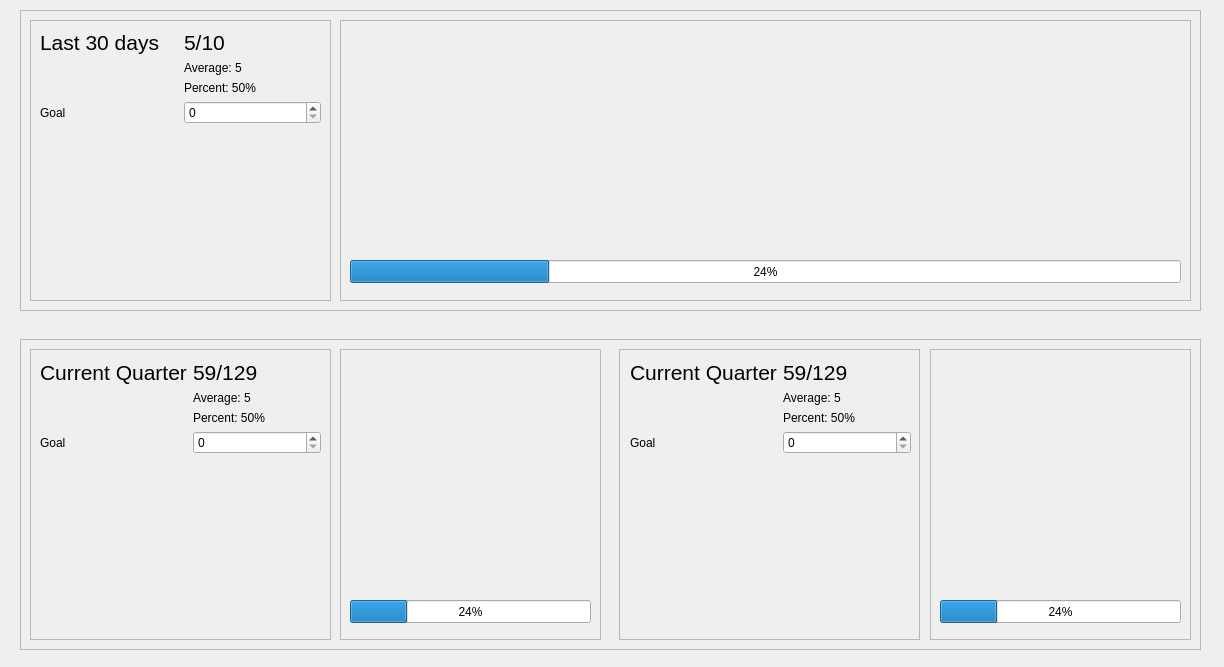
Qt form src/gui/ui/goalsview.ui (ravenvz/SprintTimer) before a commit.
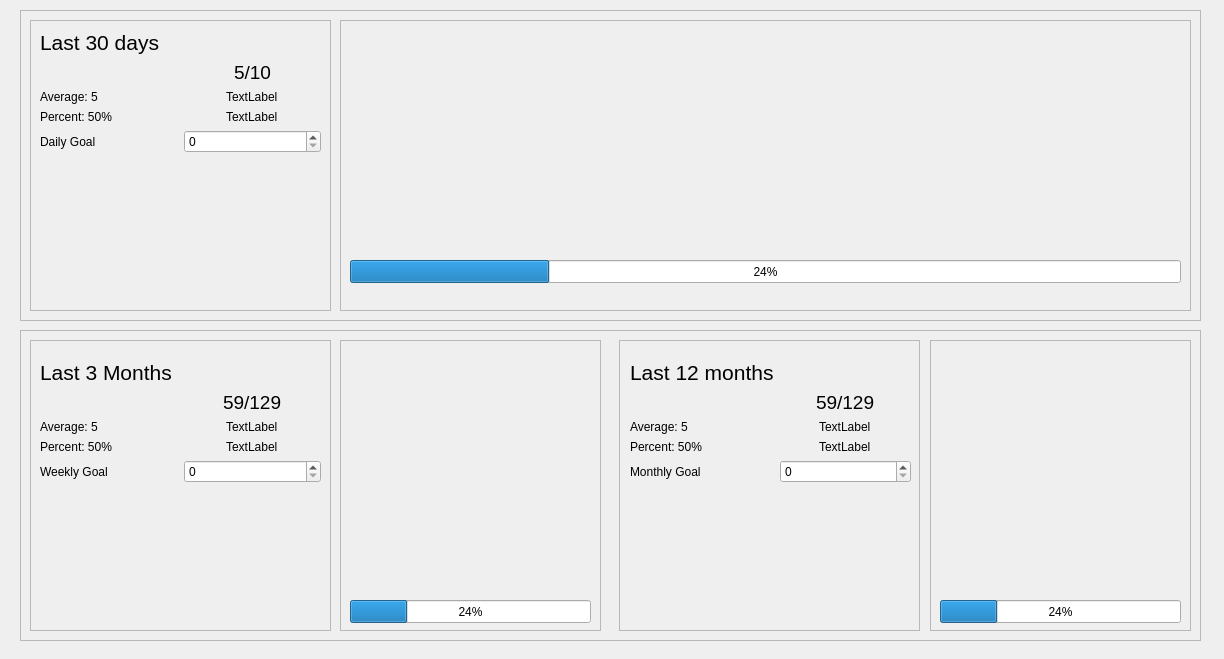
The same form after that commit.

Commit message: Change design of goalsview widget

What changed in the file:
```diff
--- a/src/gui/ui/goalsview.ui
+++ b/src/gui/ui/goalsview.ui
@@ -7,7 +7,7 @@
     <x>0</x>
     <y>0</y>
     <width>1224</width>
-    <height>667</height>
+    <height>659</height>
    </rect>
   </property>
   <property name="windowTitle">
@@ -34,25 +34,6 @@
     </rect>
    </property>
    <layout class="QGridLayout" name="gridLayout_2">
-    <item row="1" column="1">
-     <widget class="QLabel" name="label_4">
-      <property name="text">
-       <string>Average: 5</string>
-      </property>
-     </widget>
-    </item>
-    <item row="0" column="1">
-     <widget class="QLabel" name="label_3">
-      <property name="font">
-       <font>
-        <pointsize>16</pointsize>
-       </font>
-      </property>
-      <property name="text">
-       <string>5/10</string>
-      </property>
-     </widget>
-    </item>
     <item row="0" column="0">
      <widget class="QLabel" name="label">
       <property name="font">
@@ -65,24 +46,21 @@
       </property>
      </widget>
     </item>
-    <item row="3" column="0">
+    <item row="4" column="0">
      <widget class="QLabel" name="label_2">
       <property name="text">
-       <string>Goal</string>
+       <string>Daily Goal</string>
       </property>
      </widget>
     </item>
-    <item row="3" column="1">
-     <widget class="QSpinBox" name="spinBox"/>
-    </item>
-    <item row="2" column="1">
-     <widget class="QLabel" name="label_5">
-      <property name="text">
-       <string>Percent: 50%</string>
+    <item row="4" column="1">
+     <widget class="QSpinBox" name="spinBoxDailyGoal">
+      <property name="maximum">
+       <number>100</number>
       </property>
      </widget>
     </item>
-    <item row="4" column="0">
+    <item row="5" column="0">
      <spacer name="verticalSpacer">
       <property name="orientation">
        <enum>Qt::Vertical</enum>
@@ -95,6 +73,46 @@
       </property>
      </spacer>
     </item>
+    <item row="2" column="0">
+     <widget class="QLabel" name="label_4">
+      <property name="text">
+       <string>Average: 5</string>
+      </property>
+     </widget>
+    </item>
+    <item row="3" column="0">
+     <widget class="QLabel" name="label_5">
+      <property name="text">
+       <string>Percent: 50%</string>
+      </property>
+     </widget>
+    </item>
+    <item row="1" column="1" alignment="Qt::AlignHCenter">
+     <widget class="QLabel" name="labelTodayProgress">
+      <property name="font">
+       <font>
+        <pointsize>14</pointsize>
+       </font>
+      </property>
+      <property name="text">
+       <string>5/10</string>
+      </property>
+     </widget>
+    </item>
+    <item row="2" column="1" alignment="Qt::AlignHCenter">
+     <widget class="QLabel" name="labelLastMonthAverage">
+      <property name="text">
+       <string>TextLabel</string>
+      </property>
+     </widget>
+    </item>
+    <item row="3" column="1" alignment="Qt::AlignHCenter">
+     <widget class="QLabel" name="labelLastMonthPercentage">
+      <property name="text">
+       <string>TextLabel</string>
+      </property>
+     </widget>
+    </item>
    </layout>
   </widget>
   <widget class="QWidget" name="gridLayoutWidget_3">
@@ -107,55 +125,39 @@
     </rect>
    </property>
    <layout class="QGridLayout" name="gridLayout_3">
-    <item row="2" column="1">
-     <widget class="QLabel" name="label_9">
-      <property name="text">
-       <string>Percent: 50%</string>
-      </property>
-     </widget>
-    </item>
-    <item row="1" column="1">
-     <widget class="QLabel" name="label_8">
-      <property name="text">
-       <string>Average: 5</string>
-      </property>
-     </widget>
-    </item>
-    <item row="0" column="1">
-     <widget class="QLabel" name="label_7">
-      <property name="font">
-       <font>
-        <pointsize>16</pointsize>
-       </font>
-      </property>
-      <property name="text">
-       <string>59/129</string>
-      </property>
-     </widget>
-    </item>
     <item row="0" column="0">
      <widget class="QLabel" name="label_6">
+      <property name="sizePolicy">
+       <sizepolicy hsizetype="MinimumExpanding" vsizetype="Preferred">
+        <horstretch>0</horstretch>
+        <verstretch>0</verstretch>
+       </sizepolicy>
+      </property>
       <property name="font">
        <font>
         <pointsize>16</pointsize>
        </font>
       </property>
       <property name="text">
-       <string>Current Quarter</string>
+       <string>Last 3 Months</string>
       </property>
      </widget>
     </item>
-    <item row="3" column="1">
-     <widget class="QSpinBox" name="spinBox_2"/>
+    <item row="4" column="1">
+     <widget class="QSpinBox" name="spinBoxWeeklyGoal">
+      <property name="maximum">
+       <number>1000</number>
+      </property>
+     </widget>
     </item>
-    <item row="3" column="0">
+    <item row="4" column="0">
      <widget class="QLabel" name="label_10">
       <property name="text">
-       <string>Goal</string>
+       <string>Weekly Goal</string>
       </property>
      </widget>
     </item>
-    <item row="4" column="0">
+    <item row="5" column="0">
      <spacer name="verticalSpacer_2">
       <property name="orientation">
        <enum>Qt::Vertical</enum>
@@ -168,6 +170,59 @@
       </property>
      </spacer>
     </item>
+    <item row="2" column="0">
+     <widget class="QLabel" name="label_8">
+      <property name="text">
+       <string>Average: 5</string>
+      </property>
+     </widget>
+    </item>
+    <item row="3" column="0">
+     <widget class="QLabel" name="label_9">
+      <property name="text">
+       <string>Percent: 50%</string>
+      </property>
+     </widget>
+    </item>
+    <item row="1" column="1" alignment="Qt::AlignHCenter">
+     <widget class="QLabel" name="labelWeekProgress">
+      <property name="font">
+       <font>
+        <pointsize>14</pointsize>
+       </font>
+      </property>
+      <property name="text">
+       <string>59/129</string>
+      </property>
+     </widget>
+    </item>
+    <item row="5" column="1">
+     <spacer name="horizontalSpacer">
+      <property name="orientation">
+       <enum>Qt::Horizontal</enum>
+      </property>
+      <property name="sizeHint" stdset="0">
+       <size>
+        <width>40</width>
+        <height>20</height>
+       </size>
+      </property>
+     </spacer>
+    </item>
+    <item row="2" column="1" alignment="Qt::AlignHCenter">
+     <widget class="QLabel" name="labelLastQuarterAverage">
+      <property name="text">
+       <string>TextLabel</string>
+      </property>
+     </widget>
+    </item>
+    <item row="3" column="1" alignment="Qt::AlignHCenter">
+     <widget class="QLabel" name="labelLastQuarterPercentage">
+      <property name="text">
+       <string>TextLabel</string>
+      </property>
+     </widget>
+    </item>
    </layout>
   </widget>
   <widget class="QWidget" name="gridLayoutWidget_4">
@@ -217,32 +272,13 @@
     </rect>
    </property>
    <layout class="QGridLayout" name="gridLayout_5">
-    <item row="2" column="1">
-     <widget class="QLabel" name="label_11">
-      <property name="text">
-       <string>Percent: 50%</string>
-      </property>
-     </widget>
-    </item>
-    <item row="1" column="1">
+    <item row="2" column="0">
      <widget class="QLabel" name="label_12">
       <property name="text">
        <string>Average: 5</string>
       </property>
      </widget>
     </item>
-    <item row="0" column="1">
-     <widget class="QLabel" name="label_13">
-      <property name="font">
-       <font>
-        <pointsize>16</pointsize>
-       </font>
-      </property>
-      <property name="text">
-       <string>59/129</string>
-      </property>
-     </widget>
-    </item>
     <item row="0" column="0">
      <widget class="QLabel" name="label_14">
       <property name="font">
@@ -251,21 +287,28 @@
        </font>
       </property>
       <property name="text">
-       <string>Current Quarter</string>
+       <string>Last 12 months</string>
       </property>
      </widget>
     </item>
-    <item row="3" column="1">
-     <widget class="QSpinBox" name="spinBox_3"/>
+    <item row="4" column="1">
+     <widget class="QSpinBox" name="spinBoxMonthlyGoal">
+      <property name="minimum">
+       <number>0</number>
+      </property>
+      <property name="maximum">
+       <number>10000</number>
+      </property>
+     </widget>
     </item>
-    <item row="3" column="0">
+    <item row="4" column="0">
      <widget class="QLabel" name="label_15">
       <property name="text">
-       <string>Goal</string>
+       <string>Monthly Goal</string>
       </property>
      </widget>
     </item>
-    <item row="4" column="0">
+    <item row="5" column="0">
      <spacer name="verticalSpacer_3">
       <property name="orientation">
        <enum>Qt::Vertical</enum>
@@ -278,6 +321,39 @@
       </property>
      </spacer>
     </item>
+    <item row="3" column="0">
+     <widget class="QLabel" name="label_11">
+      <property name="text">
+       <string>Percent: 50%</string>
+      </property>
+     </widget>
+    </item>
+    <item row="1" column="1" alignment="Qt::AlignHCenter">
+     <widget class="QLabel" name="labelMonthProgress">
+      <property name="font">
+       <font>
+        <pointsize>14</pointsize>
+       </font>
+      </property>
+      <property name="text">
+       <string>59/129</string>
+      </property>
+     </widget>
+    </item>
+    <item row="2" column="1" alignment="Qt::AlignHCenter">
+     <widget class="QLabel" name="labelLastYearAverage">
+      <property name="text">
+       <string>TextLabel</string>
+      </property>
+     </widget>
+    </item>
+    <item row="3" column="1" alignment="Qt::AlignHCenter">
+     <widget class="QLabel" name="labelLastYearPercentage">
+      <property name="text">
+       <string>TextLabel</string>
+      </property>
+     </widget>
+    </item>
    </layout>
   </widget>
   <widget class="QWidget" name="gridLayoutWidget_6">
@@ -310,7 +386,7 @@
      <x>20</x>
      <y>10</y>
      <width>1181</width>
-     <height>301</height>
+     <height>311</height>
     </rect>
    </property>
    <property name="frameShape">
@@ -325,7 +401,7 @@
       <x>320</x>
       <y>10</y>
       <width>851</width>
-      <height>281</height>
+      <height>291</height>
      </rect>
     </property>
     <property name="frameShape">
@@ -341,7 +417,7 @@
       <x>10</x>
       <y>10</y>
       <width>301</width>
-      <height>281</height>
+      <height>291</height>
      </rect>
     </property>
     <property name="frameShape">
@@ -356,7 +432,7 @@
    <property name="geometry">
     <rect>
      <x>20</x>
-     <y>339</y>
+     <y>330</y>
      <width>1181</width>
      <height>311</height>
     </rect>
```
Left out of the diff: 55 changed lines with no effect on the pictures.
